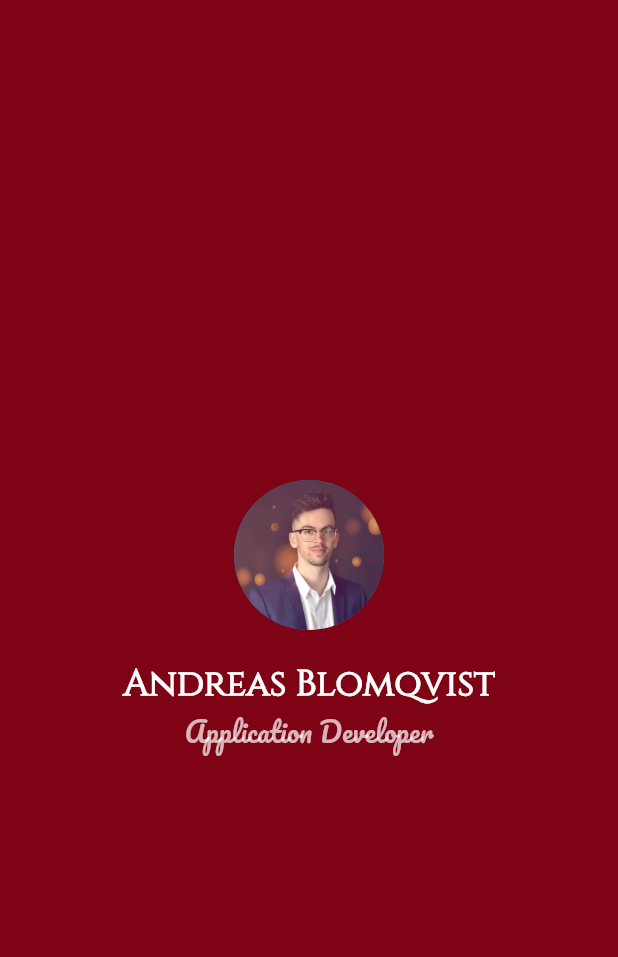
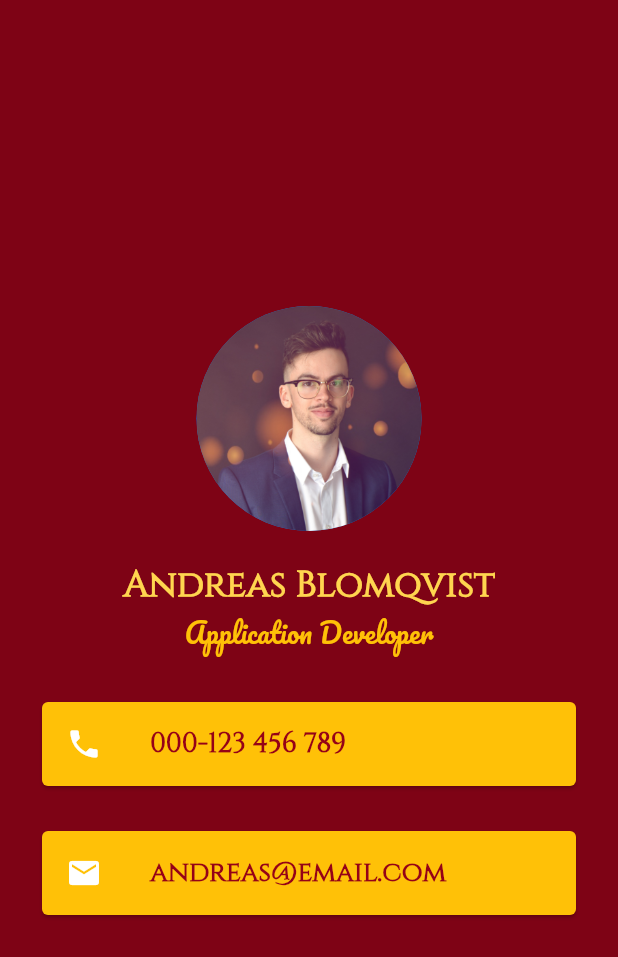
Before and after one commit to blomqvistandreas/MiCard, a Flutter app: the screen it shows after launch, on a phone screen of 412 x 824 dp. Shown: the top 957 px of the screen. Run offline on Flutter 3.47's test engine with Material 2 defaults, Android fonts, the phone set to English and light mode, and no system bars.

Commit message:
Card & ListTile

```diff
--- a/lib/main.dart
+++ b/lib/main.dart
@@ -17,12 +17,11 @@ class MyApp extends StatelessWidget {
       home: Scaffold(
           backgroundColor: Color_RedRose4,
           body: SafeArea(
-            child: Center(
             child: Column(
               mainAxisAlignment: MainAxisAlignment.center,
               children: <Widget>[
                 CircleAvatar(
-                    radius: 50,
+                  radius: 75,
                   backgroundImage: AssetImage('images/me.jpg'),
                 ),
                 SizedBox(
@@ -33,7 +32,7 @@ class MyApp extends StatelessWidget {
                   style: TextStyle(
                       fontFamily: 'Cinzel',
                       fontSize: 24.0,
-                        color: Colors.white,
+                      color: Colors.amber[300],
                       fontWeight: FontWeight.bold),
                 ),
                 Text(
@@ -41,11 +40,56 @@ class MyApp extends StatelessWidget {
                   style: TextStyle(
                     fontFamily: 'Pacifico',
                     fontSize: 18.0,
-                      color: Colors.white70,
+                    color: Colors.amber[500],
                   ),
                 ),
+                SizedBox(
+                  height: 10,
+                ),
+                Padding(
+                  padding: const EdgeInsets.all(8.0),
+                  child: Card(
+                      color: Colors.amber[500],
+                      margin:
+                          EdgeInsets.symmetric(vertical: 12, horizontal: 20),
+                      child: ListTile(
+                        leading: Icon(
+                          Icons.phone,
+                          color: Colors.white,
+                        ),
+                        title: Text(
+                          '000-123 456 789',
+                          style: TextStyle(
+                            color: Color_RedRose3,
+                            fontFamily: 'Cinzel',
+                            fontWeight: FontWeight.bold,
+                            fontSize: 18.0,
+                          ),
+                        ),
+                      )),
+                ),
+                Padding(
+                  padding: const EdgeInsets.all(8.0),
+                  child: Card(
+                      color: Colors.amber[500],
+                      margin: EdgeInsets.symmetric(vertical: 2, horizontal: 20),
+                      child: ListTile(
+                        leading: Icon(
+                          Icons.email,
+                          color: Colors.white,
+                        ),
+                        title: Text(
+                          'andreas@email.com',
+                          style: TextStyle(
+                            color: Color_RedRose3,
+                            fontFamily: 'Cinzel',
+                            fontWeight: FontWeight.bold,
+                            fontSize: 18.0,
+                          ),
+                        ),
+                      )),
+                )
               ],
-              ),
             ),
           )),
     );
```
Also changed, not shown: 1 other file. Lines whose indentation alone changed are shown as unchanged.
